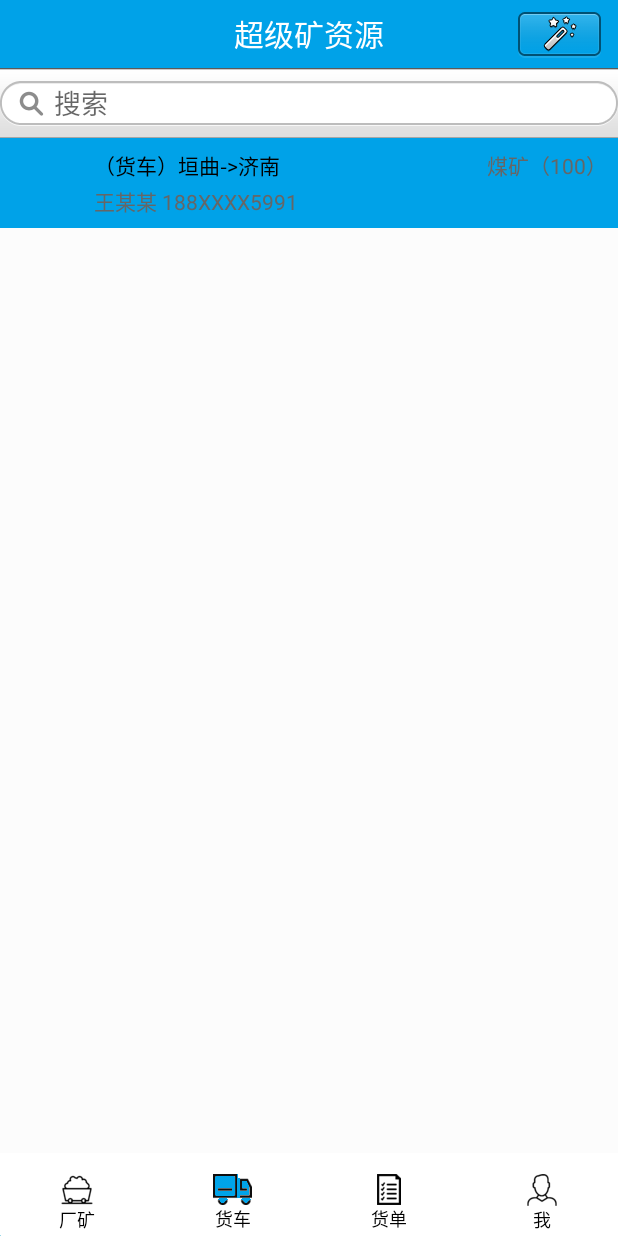
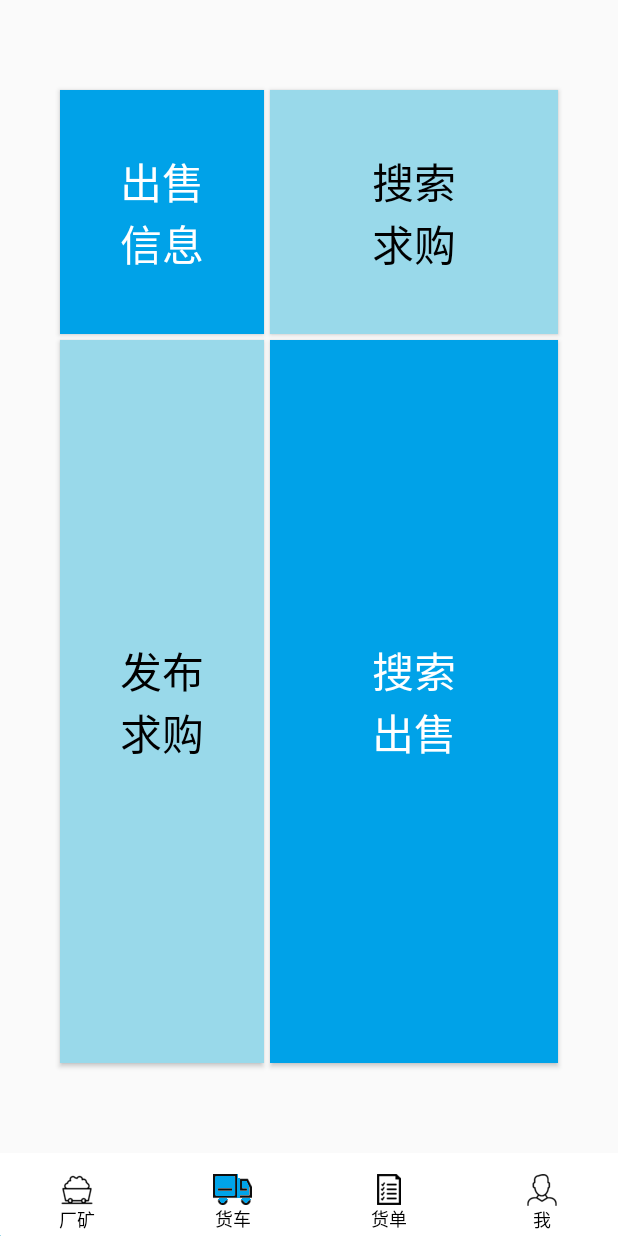
Before and after one commit to Dorm610/SuperMine, an Android app: the MainSuperMine screen opened directly, with no data from a screen before it, after a tap on an icon or button, on a phone screen of 412 x 824 dp. Run offline under Robolectric (Android 15) with nearby library versions, the phone set to English and light mode, and no system bars.

Commit message:
first run feature and choosing view
etc

```diff
--- a/app/src/main/AndroidManifest.xml
+++ b/app/src/main/AndroidManifest.xml
@@ -3,6 +3,7 @@
     package="com.cjkzy.cjkzy.supermine" >
 
     <application
+        android:name=".MainApp"
         android:allowBackup="true"
         android:icon="@mipmap/ic_launcher"
         android:label="@string/app_name"
@@ -24,6 +25,7 @@
         <activity android:name=".WhatsnewDoor"  android:theme="@style/Anim_style2"  />
         <activity android:name=".MainSuperMine"  android:theme="@style/AppTheme"  />
         <activity android:name=".MainTopRightDialog"  android:theme="@style/Anim_style2"  />
+        <activity android:name=".Exit"  android:theme="@style/Anim_style2"  />
     </application>
 
 </manifest>
--- a/app/src/main/java/com/cjkzy/cjkzy/supermine/AppStart.java
+++ b/app/src/main/java/com/cjkzy/cjkzy/supermine/AppStart.java
@@ -23,7 +23,10 @@ public class AppStart extends Activity{
         new Handler().postDelayed(new Runnable(){
             @Override
             public void run(){
-                Intent intent = new Intent (AppStart.this,Welcome.class);
+
+                Intent intent;
+                    intent = new Intent (AppStart.this,Welcome.class);
+
                 startActivity(intent);
                 AppStart.this.finish();
             }
--- a/app/src/main/java/com/cjkzy/cjkzy/supermine/Login.java
+++ b/app/src/main/java/com/cjkzy/cjkzy/supermine/Login.java
@@ -37,6 +37,7 @@ public class Login extends Activity {
             intent.setClass(Login.this, LoadingActivity.class);
             startActivity(intent);
             Toast.makeText(getApplicationContext(), "登录成功", Toast.LENGTH_SHORT).show();
+                this.finish();
         } else if (("".equals(mUser.getText().toString().trim())) || ("".equals(mPassword.getText().toString().trim()))) {
 
             showErrorDialog("登陆错误", "用户名或密码不能为空，\n请输入后再登录！");
--- a/app/src/main/java/com/cjkzy/cjkzy/supermine/MainSuperMine.java
+++ b/app/src/main/java/com/cjkzy/cjkzy/supermine/MainSuperMine.java
@@ -85,7 +85,7 @@ public class MainSuperMine extends Activity {
         //将要分页显示的View装入数组中
         LayoutInflater mLi = LayoutInflater.from(this);
         View view1 = mLi.inflate(R.layout.main_tab_factory, null);
-        View view2 = mLi.inflate(R.layout.main_tab_factory, null);
+        View view2 = mLi.inflate(R.layout.main_tab_choosing, null);
         View view3 = mLi.inflate(R.layout.main_tab_factory, null);
         View view4 = mLi.inflate(R.layout.main_tab_setting, null);
 
--- a/app/src/main/java/com/cjkzy/cjkzy/supermine/Whatsnew.java
+++ b/app/src/main/java/com/cjkzy/cjkzy/supermine/Whatsnew.java
@@ -138,6 +138,7 @@ public class Whatsnew extends Activity {
         }
     }
     public void startbutton(View v) {
+        MainApp.setisFirst(false);
         Intent intent = new Intent();
         intent.setClass(Whatsnew.this,WhatsnewDoor.class);
         startActivity(intent);
--- /dev/null
+++ b/app/src/main/res/layout/main_tab_choosing.xml
@@ -0,0 +1,71 @@
+<?xml version="1.0" encoding="utf-8"?>
+<RelativeLayout xmlns:android="http://schemas.android.com/apk/res/android"
+    android:orientation="vertical" android:layout_width="match_parent"
+    android:layout_height="match_parent">
+
+    <Button
+        android:layout_width="wrap_content"
+        android:layout_height="wrap_content"
+        android:layout_marginTop="@dimen/choosing_vertical_margin"
+        android:layout_marginLeft="@dimen/choosing_horizontal_margin"
+        android:text="出售\n信息"
+        android:background="@drawable/btn_welcom_blue"
+        android:textColor="#ffffff"
+        android:textSize="28sp"
+        android:paddingLeft="40dp"
+        android:paddingRight="40dp"
+        android:paddingTop="40dp"
+        android:paddingBottom="40dp"
+        android:id="@+id/choosing_button1" />
+
+    <Button
+        android:layout_width="wrap_content"
+        android:layout_height="wrap_content"
+        android:layout_toRightOf="@id/choosing_button1"
+        android:layout_alignParentRight="true"
+        android:layout_alignTop="@id/choosing_button1"
+        android:layout_alignBottom="@id/choosing_button1"
+        android:layout_marginLeft="@dimen/choosing_gap"
+        android:layout_marginRight="@dimen/choosing_horizontal_margin"
+
+        android:text="搜索\n求购"
+        android:background="@drawable/btn_welcome_white"
+        android:textColor="#000000"
+        android:textSize="28sp"
+
+        android:id="@+id/choosing_button2" />
+
+    <Button
+        android:layout_width="wrap_content"
+        android:layout_height="wrap_content"
+        android:layout_alignParentBottom="true"
+        android:layout_below="@id/choosing_button1"
+        android:layout_alignLeft="@id/choosing_button1"
+        android:layout_alignRight="@id/choosing_button1"
+        android:layout_marginTop="@dimen/choosing_gap"
+        android:layout_marginBottom="@dimen/choosing_vertical_margin"
+        android:text="发布\n求购"
+        android:background="@drawable/btn_welcome_white"
+        android:textColor="#000000"
+        android:textSize="28sp"
+
+        android:id="@+id/choosing_button3" />
+
+    <Button
+        android:layout_width="wrap_content"
+        android:layout_height="wrap_content"
+        android:layout_alignBottom="@id/choosing_button3"
+        android:layout_alignRight="@id/choosing_button2"
+        android:layout_alignTop="@id/choosing_button3"
+        android:layout_alignLeft="@id/choosing_button2"
+        android:layout_below="@id/choosing_button2"
+        android:layout_toRightOf="@id/choosing_button3"
+        android:text="搜索\n出售"
+        android:background="@drawable/btn_welcom_blue"
+        android:textColor="#ffffff"
+
+
+        android:textSize="28sp"
+
+        android:id="@+id/choosing_button4" />
+</RelativeLayout>
--- a/app/src/main/res/values-w820dp/dimens.xml
+++ b/app/src/main/res/values-w820dp/dimens.xml
@@ -3,4 +3,6 @@
          (such as screen margins) for screens with more than 820dp of available width. This
          would include 7" and 10" devices in landscape (~960dp and ~1280dp respectively). -->
     <dimen name="activity_horizontal_margin">64dp</dimen>
+    <dimen name="choosing_horizontal_margin">60dp</dimen>
+    <dimen name="choosing_vertical_margin">60dp</dimen>
 </resources>
--- a/app/src/main/res/values/dimens.xml
+++ b/app/src/main/res/values/dimens.xml
@@ -2,4 +2,7 @@
     <!-- Default screen margins, per the Android Design guidelines. -->
     <dimen name="activity_horizontal_margin">16dp</dimen>
     <dimen name="activity_vertical_margin">16dp</dimen>
+    <dimen name="choosing_horizontal_margin">40dp</dimen>
+    <dimen name="choosing_vertical_margin">60dp</dimen>
+    <dimen name="choosing_gap">4dp</dimen>
 </resources>
```
Also changed, not shown: app/src/main/java/com/cjkzy/cjkzy/supermine/LoadingActivity.java (+7 -1 lines), app/src/main/java/com/cjkzy/cjkzy/supermine/MainApp.java (added, +52 -0 lines), app/src/main/java/com/cjkzy/cjkzy/supermine/Welcome.java (+9 -3 lines), app/src/main/java/com/cjkzy/cjkzy/supermine/common/FileUtils.java (added, +39 -0 lines), app/src/main/res/layout/main_tab_choose.xml (added, +52 -0 lines).
